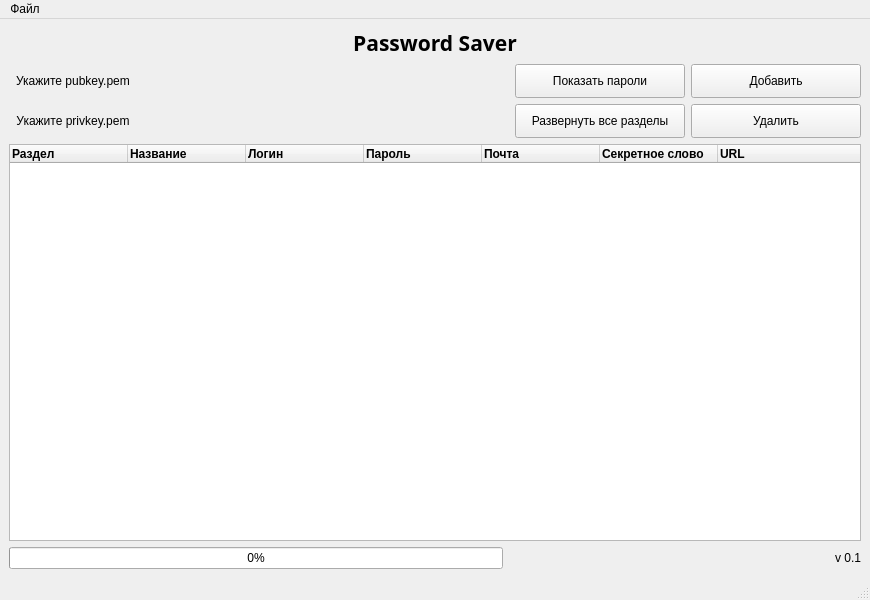
The window that ui/MainMenu.ui (rybkinn/PasswordSaver) describes before a commit, drawn with Qt 5.
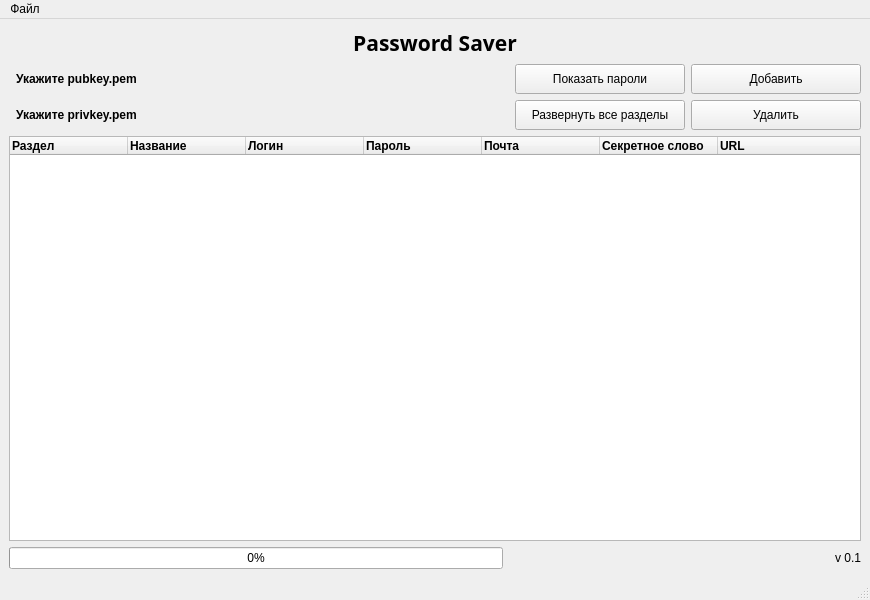
The same window after the commit. Icons and pictures are not drawn.

Commit message: fixed bug when displaying correct keys

```diff
--- a/ui/MainMenu.ui
+++ b/ui/MainMenu.ui
@@ -45,6 +45,12 @@
         <height>0</height>
        </size>
       </property>
+      <property name="font">
+       <font>
+        <weight>75</weight>
+        <bold>true</bold>
+       </font>
+      </property>
       <property name="cursor">
        <cursorShape>PointingHandCursor</cursorShape>
       </property>
@@ -210,7 +216,7 @@
       <property name="minimumSize">
        <size>
         <width>170</width>
-        <height>34</height>
+        <height>30</height>
        </size>
       </property>
       <property name="text">
@@ -226,6 +232,12 @@
         <verstretch>0</verstretch>
        </sizepolicy>
       </property>
+      <property name="font">
+       <font>
+        <weight>75</weight>
+        <bold>true</bold>
+       </font>
+      </property>
       <property name="cursor">
        <cursorShape>PointingHandCursor</cursorShape>
       </property>
@@ -255,7 +267,7 @@
       <property name="minimumSize">
        <size>
         <width>170</width>
-        <height>34</height>
+        <height>30</height>
        </size>
       </property>
       <property name="text">
@@ -319,7 +331,7 @@
       <property name="minimumSize">
        <size>
         <width>170</width>
-        <height>34</height>
+        <height>30</height>
        </size>
       </property>
       <property name="text">
@@ -338,7 +350,7 @@
       <property name="minimumSize">
        <size>
         <width>170</width>
-        <height>34</height>
+        <height>30</height>
        </size>
       </property>
       <property name="text">
```
Left out of the diff: 8 changed lines with no effect on the pictures. The commit also changes 1 other file.
